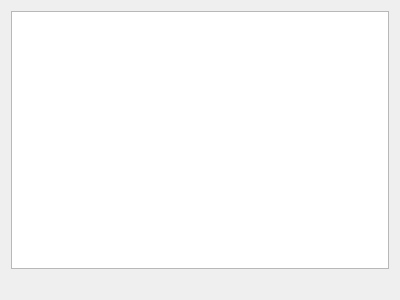
Rsclub22/Minos2-Mirror, file mqt/MqtMonitor/MonitoringFrame.ui: the form before one commit.
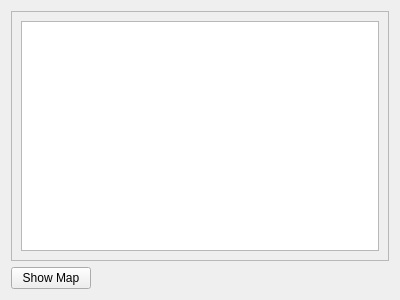
The form after the commit.

Diff of the .ui file:
```diff
--- a/mqt/MqtMonitor/MonitoringFrame.ui
+++ b/mqt/MqtMonitor/MonitoringFrame.ui
@@ -19,6 +19,15 @@
   <property name="frameShadow">
    <enum>QFrame::Raised</enum>
   </property>
+  <layout class="QVBoxLayout" name="verticalLayout_2">
+   <item>
+    <widget class="QFrame" name="logFrame">
+     <property name="frameShape">
+      <enum>QFrame::StyledPanel</enum>
+     </property>
+     <property name="frameShadow">
+      <enum>QFrame::Raised</enum>
+     </property>
   <layout class="QVBoxLayout" name="verticalLayout">
    <item>
     <widget class="QTableView" name="QSOTable">
@@ -42,12 +51,39 @@
      </attribute>
     </widget>
    </item>
+     </layout>
+    </widget>
+   </item>
+   <item>
+    <layout class="QHBoxLayout" name="horizontalLayout">
+     <item>
+      <widget class="QPushButton" name="mapButton">
+       <property name="text">
+        <string>Show Map</string>
+       </property>
+      </widget>
+     </item>
    <item>
     <widget class="QLabel" name="scoreLabel">
      <property name="text">
       <string/>
      </property>
     </widget>
+     </item>
+     <item>
+      <spacer name="horizontalSpacer">
+       <property name="orientation">
+        <enum>Qt::Horizontal</enum>
+       </property>
+       <property name="sizeHint" stdset="0">
+        <size>
+         <width>40</width>
+         <height>20</height>
+        </size>
+       </property>
+      </spacer>
+     </item>
+    </layout>
    </item>
   </layout>
  </widget>
```
Lines whose indentation alone changed are shown as unchanged.
